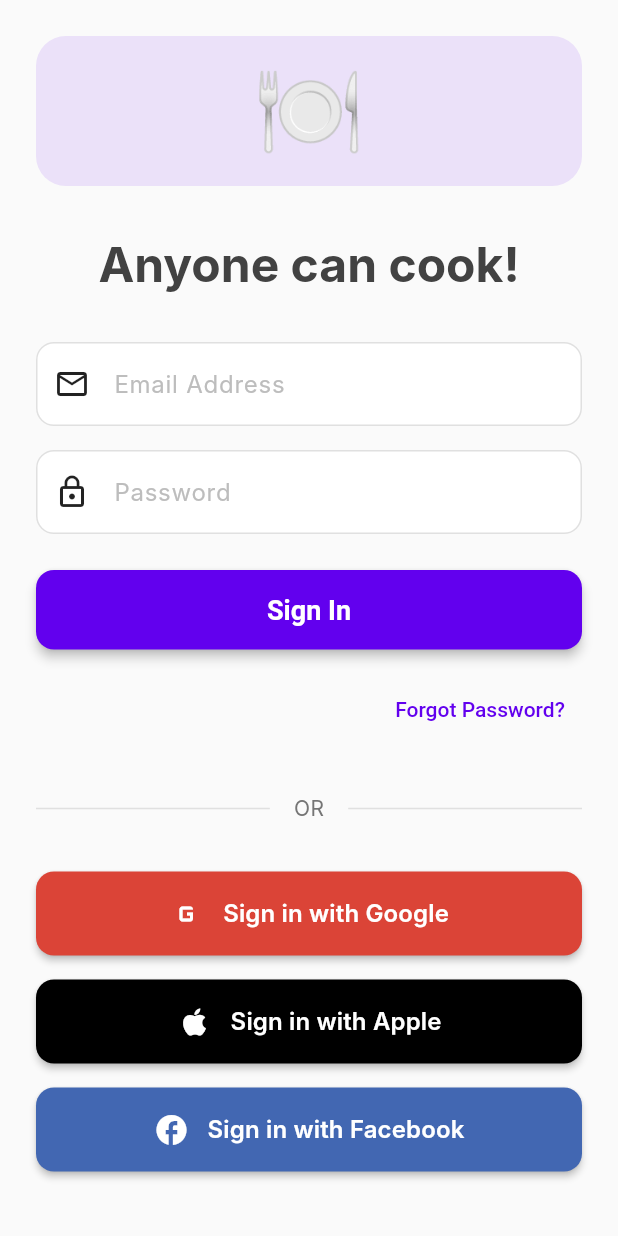
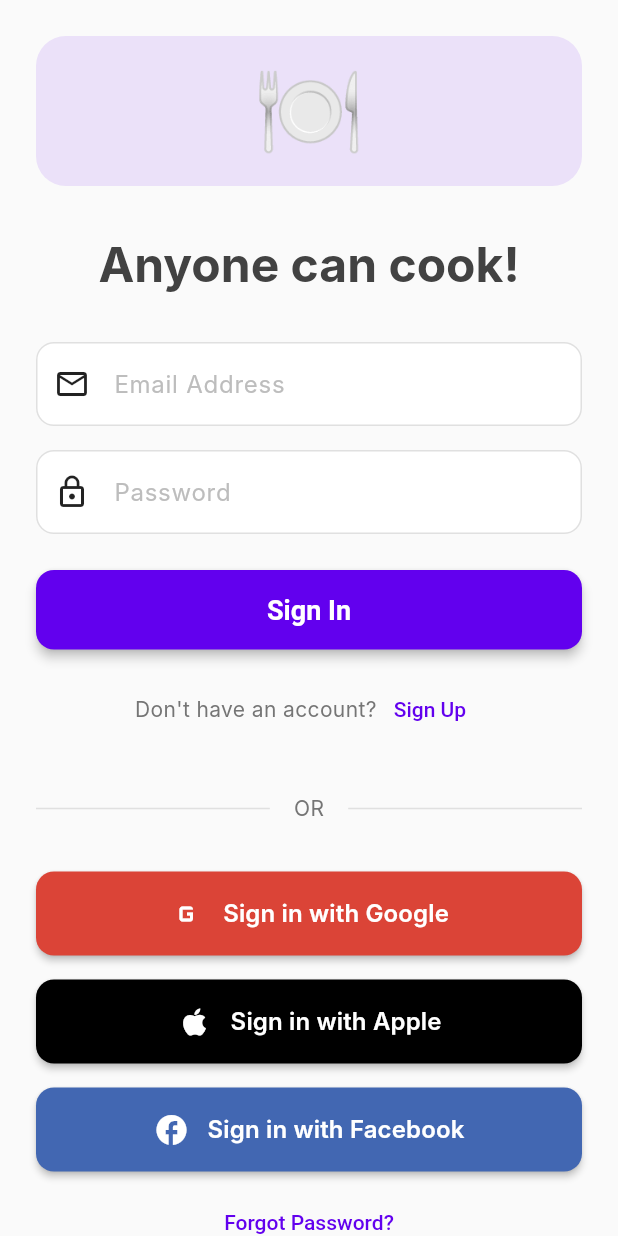
Before and after one commit to sungilzz/flutter_application_1, a Flutter app: the screen it shows after launch, on a phone screen of 412 x 824 dp. Run offline on Flutter 3.47's test engine with Material 3 defaults, Android fonts, the phone set to English and light mode, and no system bars; our stand-ins replace firebase_auth, firebase_core, google_sign_in; missing offline and left inert: flutter_facebook_auth; accounts and stored records are empty; Roboto replaces fonts that are missing (Inter).

Commit message:
Email , Password Sign in

```diff
--- a/lib/auth/facebook_sign_in_helper.dart
+++ b/lib/auth/facebook_sign_in_helper.dart
@@ -22,7 +22,7 @@ class FacebookSignInHelper {
         facebookAuthCredential,
       );
     } catch (e) {
-      print('Facebook sign-in error: $e');
+      print('Facebook sign-in error');
       return null;
     }
   }
--- a/lib/auth/google_sign_in_helper.dart
+++ b/lib/auth/google_sign_in_helper.dart
@@ -24,7 +24,7 @@ class GoogleSignInHelper {
       // Sign in to Firebase with the Google [UserCredential]
       return await FirebaseAuth.instance.signInWithCredential(credential);
     } catch (e) {
-      print('Google sign-in error: $e');
+      print('Google sign-in error');
       return null;
     }
   }
--- a/lib/auth/screens/sign_in_screen.dart
+++ b/lib/auth/screens/sign_in_screen.dart
@@ -1,3 +1,4 @@
+import 'package:firebase_auth/firebase_auth.dart';
 import 'package:flutter/material.dart';
 import 'package:flutter_application_1/auth/facebook_sign_in_helper.dart';
 import 'package:flutter_application_1/auth/google_sign_in_helper.dart';
@@ -12,6 +13,44 @@ class SignInScreen extends StatelessWidget {
 
   @override
   Widget build(BuildContext context) {
+    final TextEditingController _emailController = TextEditingController();
+    final TextEditingController _passwordController = TextEditingController();
+    String? _errorMessage;
+
+    Future<void> _signIn() async {
+      final email = _emailController.text.trim();
+      final password = _passwordController.text;
+      try {
+        await FirebaseAuth.instance.signInWithEmailAndPassword(
+          email: email,
+          password: password,
+        );
+        if (context.mounted) {
+          ScaffoldMessenger.of(context).showSnackBar(
+            SnackBar(
+              content: Text(
+                AppLocalizations.of(
+                      context,
+                    )?.translate('signIn.emailSignInSuccess') ??
+                    'Sign in successful!',
+              ),
+            ),
+          );
+        }
+      } on FirebaseAuthException catch (e) {
+        _errorMessage =
+            AppLocalizations.of(
+              context,
+            )?.translate('signIn.emailSignInFailed') ??
+            'Sign in failed. Please check your credentials.';
+        if (context.mounted) {
+          ScaffoldMessenger.of(
+            context,
+          ).showSnackBar(SnackBar(content: Text(_errorMessage!)));
+        }
+      }
+    }
+
     return Scaffold(
       body: Center(
         child: SingleChildScrollView(
@@ -45,6 +84,7 @@ class SignInScreen extends StatelessWidget {
 
               // Email Field
               TextFormField(
+                controller: _emailController,
                 decoration: InputDecoration(
                   hintText:
                       AppLocalizations.of(context)?.translate('signIn.email') ??
@@ -57,6 +97,7 @@ class SignInScreen extends StatelessWidget {
 
               // Password Field
               TextFormField(
+                controller: _passwordController,
                 decoration: InputDecoration(
                   hintText:
                       AppLocalizations.of(
@@ -71,19 +112,7 @@ class SignInScreen extends StatelessWidget {
 
               // Sign In Button
               ElevatedButton(
-                onPressed: () {
-                  // Mock sign-in action
-                  ScaffoldMessenger.of(context).showSnackBar(
-                    SnackBar(
-                      content: Text(
-                        AppLocalizations.of(
-                              context,
-                            )?.translate('signIn.attemptingSignIn') ??
-                            '',
-                      ),
-                    ),
-                  );
-                },
+                onPressed: _signIn,
                 child: Text(
                   AppLocalizations.of(context)?.translate('signIn.signIn') ??
                       '',
@@ -91,21 +120,30 @@ class SignInScreen extends StatelessWidget {
               ),
               const SizedBox(height: 16.0),
 
-              // Forgot Password Link
-              Align(
-                alignment: Alignment.centerRight,
-                child: TextButton(
+              // Don't have an account? Sign Up Link
+              Row(
+                mainAxisAlignment: MainAxisAlignment.center,
+                children: [
+                  Text(
+                    AppLocalizations.of(
+                          context,
+                        )?.translate('signIn.dontHaveAccount') ??
+                        '',
+                    style: Theme.of(context).textTheme.bodyMedium,
+                  ),
+                  TextButton(
                     onPressed: () {
                       (context.findAncestorStateOfType<RecipeAuthAppState>())
-                        ?.navigateTo(const ForgotPasswordScreen());
+                          ?.navigateTo(const SignUpScreen());
                     },
                     child: Text(
                       AppLocalizations.of(
                             context,
-                        )?.translate('signIn.forgotPassword') ??
+                          )?.translate('signIn.signUp') ??
                           '',
                     ),
                   ),
+                ],
               ),
               const SizedBox(height: 32.0),
 
@@ -204,32 +242,23 @@ class SignInScreen extends StatelessWidget {
                   }
                 },
               ),
-              const SizedBox(height: 48.0),
+              const SizedBox(height: 10.0),
 
-              // Don't have an account? Sign Up Link
-              Row(
-                mainAxisAlignment: MainAxisAlignment.center,
-                children: [
-                  Text(
-                    AppLocalizations.of(
-                          context,
-                        )?.translate('signIn.dontHaveAccount') ??
-                        '',
-                    style: Theme.of(context).textTheme.bodyMedium,
-                  ),
-                  TextButton(
+              // Forgot Password Link (moved to bottom)
+              Align(
+                alignment: Alignment.center,
+                child: TextButton(
                   onPressed: () {
                     (context.findAncestorStateOfType<RecipeAuthAppState>())
-                          ?.navigateTo(const SignUpScreen());
+                        ?.navigateTo(const ForgotPasswordScreen());
                   },
                   child: Text(
                     AppLocalizations.of(
                           context,
-                          )?.translate('signIn.signUp') ??
+                        )?.translate('signIn.forgotPassword') ??
                         '',
                   ),
                 ),
-                ],
               ),
             ],
           ),
--- a/lib/l10n/en.json
+++ b/lib/l10n/en.json
@@ -15,7 +15,9 @@
     "googleSignInSuccess": "Google sign-in successful!",
     "googleSignInFailed": "Google sign-in failed or cancelled.",
     "facebookSignInSuccess": "Facebook sign-in successful!",
-    "facebookSignInFailed": "Facebook sign-in failed or cancelled."
+    "facebookSignInFailed": "Facebook sign-in failed or cancelled.",
+    "emailSignInSuccess": "Sign in successful!",
+    "emailSignInFailed": "Sign in failed. Please check your credentials."
   },
   "signUp": {
     "title": "Create Your Account",
@@ -30,6 +32,8 @@
     "errorFillFields": "Please fill all fields correctly.",
     "success": "Sign up successful! Verification email sent.",
     "alreadyHaveAccount": "Already have an account?",
-    "signUp": "Sign Up"
+    "signUp": "Sign Up",
+    "signUpFailed": "Sign up failed.",
+    "unknownError": "An unknown error occurred."
   }
 }
```
Also changed, not shown: lib/auth/screens/sign_up_screen_state.dart (+6 -2 lines). Lines whose indentation alone changed are shown as unchanged.
